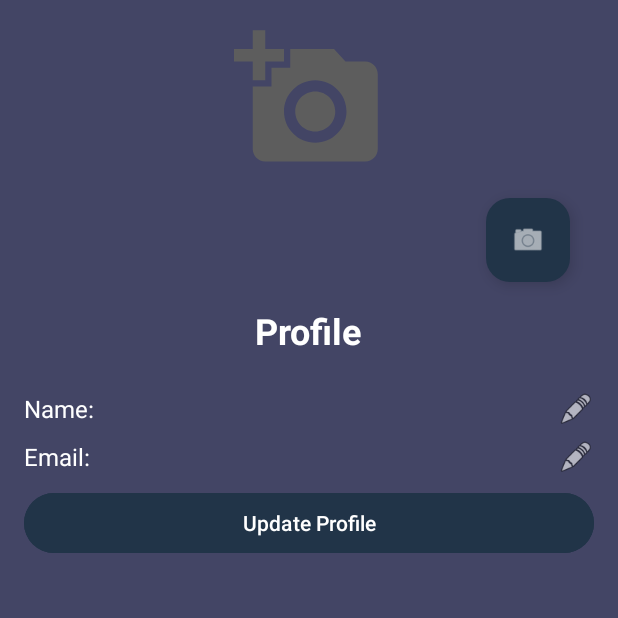
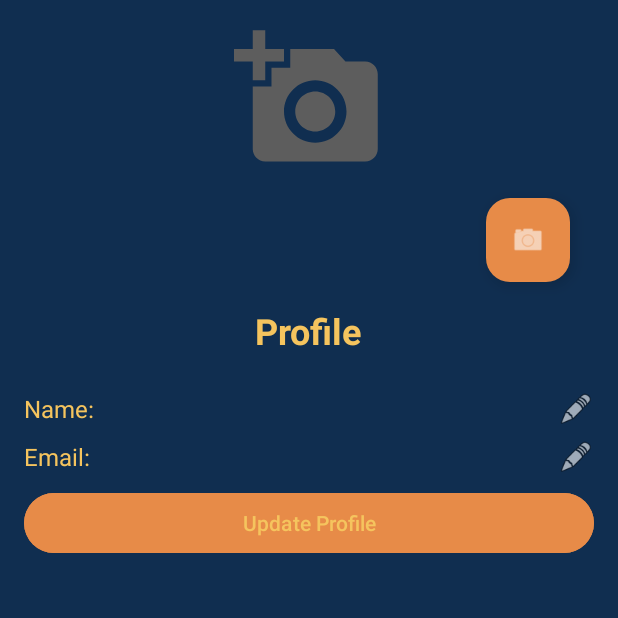
Before and after one commit to anosha2001/MusicPlayerApp, an Android app: the fragment Profile shown on its own in the app's theme, on a phone screen of 412 x 824 dp, the top half of it. Run offline under Robolectric (Android 15) with nearby library versions, the light colour scheme and no system bars.

Commit message:
color scheme change

```diff
--- a/app/src/main/res/values-night/themes.xml
+++ b/app/src/main/res/values-night/themes.xml
@@ -3,5 +3,11 @@
     <style name="Base.Theme.MusicPlayer" parent="Theme.Material3.DayNight.NoActionBar">
         <!-- Customize your dark theme here. -->
         <!-- <item name="colorPrimary">@color/my_dark_primary</item> -->
+        <item name="colorPrimary">@color/colorPrimary</item>
+        <item name="colorPrimaryVariant">@color/colorPrimaryDark</item>
+        <item name="colorOnPrimary">@color/colorWhite</item>
+        <item name="colorSecondary">@color/colorAccent</item>
+        <item name="android:colorBackground">@color/colorBackground</item>
+
     </style>
 </resources>
--- a/app/src/main/res/values/colors.xml
+++ b/app/src/main/res/values/colors.xml
@@ -3,10 +3,10 @@
     <color name="black">#FF000000</color>
     <color name="white">#FFFFFFFF</color>
 
-    <color name="colorPrimary">#213448</color>
-    <color name="colorPrimaryDark">#547792</color>
+    <color name="colorPrimary">#E78B48</color>
+    <color name="colorPrimaryDark">#BE3D2A</color>
     <color name="colorAccent">#94B4C1</color>
-    <color name="colorBackground">#434565</color>
-    <color name="colorWhite">#FFFFFF</color>
+    <color name="colorBackground">#102E50</color>
+    <color name="colorWhite">#F5C45E</color>
     <color name="colorBlack">#000000</color>
 </resources>
```
